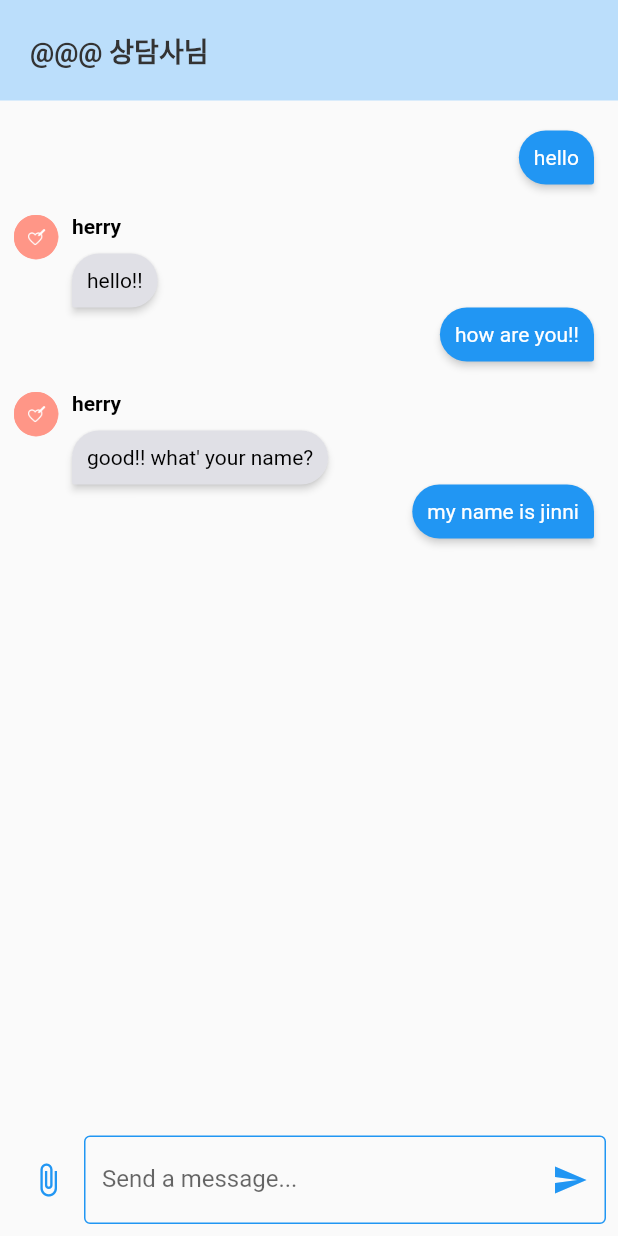
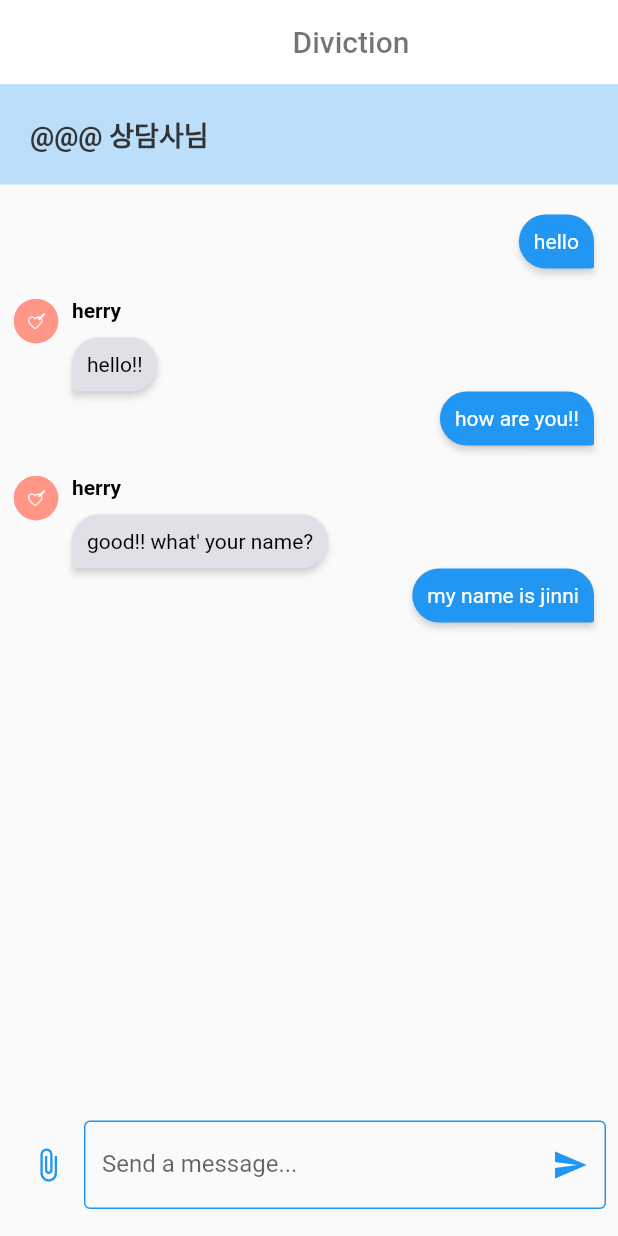
Before and after one commit to 2023-GSC-Diviction/Diviction-User, a Flutter app: the ChatScreen screen opened directly, on a phone screen of 412 x 824 dp. Run offline on Flutter 3.47's test engine with Material 2 defaults, Android fonts, the phone set to English and light mode, and no system bars; drawn by our look-alikes of flutter_chat_bubble; our stand-ins replace dio, flutter_riverpod, image_picker, shared_preferences, table_calendar; accounts and stored records are empty.

Commit message:
fix: 앱바 플랫폼 디자인 동일하게 구현

```diff
--- a/lib/screen/chat_screen.dart
+++ b/lib/screen/chat_screen.dart
@@ -1,4 +1,5 @@
 import 'package:diviction_user/config/style.dart';
+import 'package:diviction_user/widget/appbar.dart';
 import 'package:diviction_user/widget/chat/messages.dart';
 import 'package:flutter/material.dart';
 import 'package:flutter/src/widgets/framework.dart';
@@ -20,10 +21,19 @@ class _ChatScreenState extends State<ChatScreen> {
   @override
   Widget build(BuildContext context) {
     return Scaffold(
-      body: Column(
-        children: [topBar(), const Expanded(child: Messages()), sendMesssage()],
-      ),
-    );
+        appBar: MyAppbar(
+          isMain: false,
+        ),
+        extendBodyBehindAppBar: false,
+        body: Container(
+          child: Column(
+            children: [
+              topBar(),
+              const Expanded(child: Messages()),
+              sendMesssage()
+            ],
+          ),
+        ));
   }
 
   Widget topBar() {
@@ -43,7 +53,7 @@ class _ChatScreenState extends State<ChatScreen> {
 
   Widget sendMesssage() {
     return Container(
-      margin: const EdgeInsets.only(top: 8),
+      margin: const EdgeInsets.only(top: 8, bottom: 10),
       padding: const EdgeInsets.all(8),
       child: Row(
         children: [
--- a/lib/screen/home_screen.dart
+++ b/lib/screen/home_screen.dart
@@ -15,7 +15,9 @@ class _HomeSceenState extends State<HomeSceen> {
   @override
   Widget build(BuildContext context) {
     return Scaffold(
-        appBar: const MyAppbar(),
+        appBar: const MyAppbar(
+          isMain: true,
+        ),
         backgroundColor: Colors.white,
         body: SizedBox(
             width: MediaQuery.of(context).size.width,
--- a/lib/widget/appbar.dart
+++ b/lib/widget/appbar.dart
@@ -3,7 +3,9 @@ import 'package:flutter/src/widgets/framework.dart';
 import 'package:flutter/src/widgets/placeholder.dart';
 
 class MyAppbar extends StatelessWidget with PreferredSizeWidget {
-  const MyAppbar({super.key});
+  const MyAppbar({required this.isMain, super.key});
+
+  final bool isMain;
 
   @override
   Size get preferredSize => const Size.fromHeight(kToolbarHeight);
@@ -13,11 +15,27 @@ class MyAppbar extends StatelessWidget with PreferredSizeWidget {
     return AppBar(
       shadowColor: const Color.fromRGBO(255, 255, 255, 0.5),
       backgroundColor: Colors.white,
-      title: const Text(
+      leading: IconButton(
+        icon: const Icon(
+          Icons.notifications,
+          color: Colors.white,
+        ),
+        onPressed: () {},
+      ),
+      title: const Center(
+          child: Text(
         'Diviction',
         style: TextStyle(color: Colors.black54),
-      ),
-      elevation: 10,
+      )),
+      actions: isMain
+          ? [
+              IconButton(
+                icon: const Icon(Icons.notifications, color: Colors.black54),
+                onPressed: () {},
+              ),
+            ]
+          : [],
+      elevation: 0,
     );
   }
 }
```
